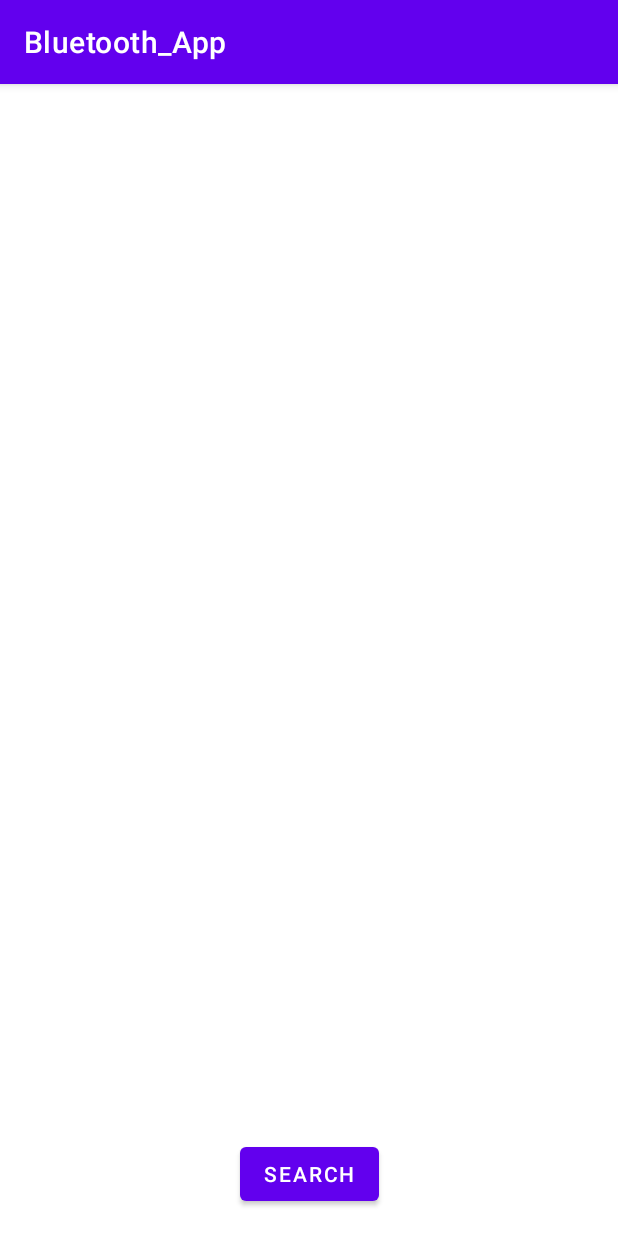
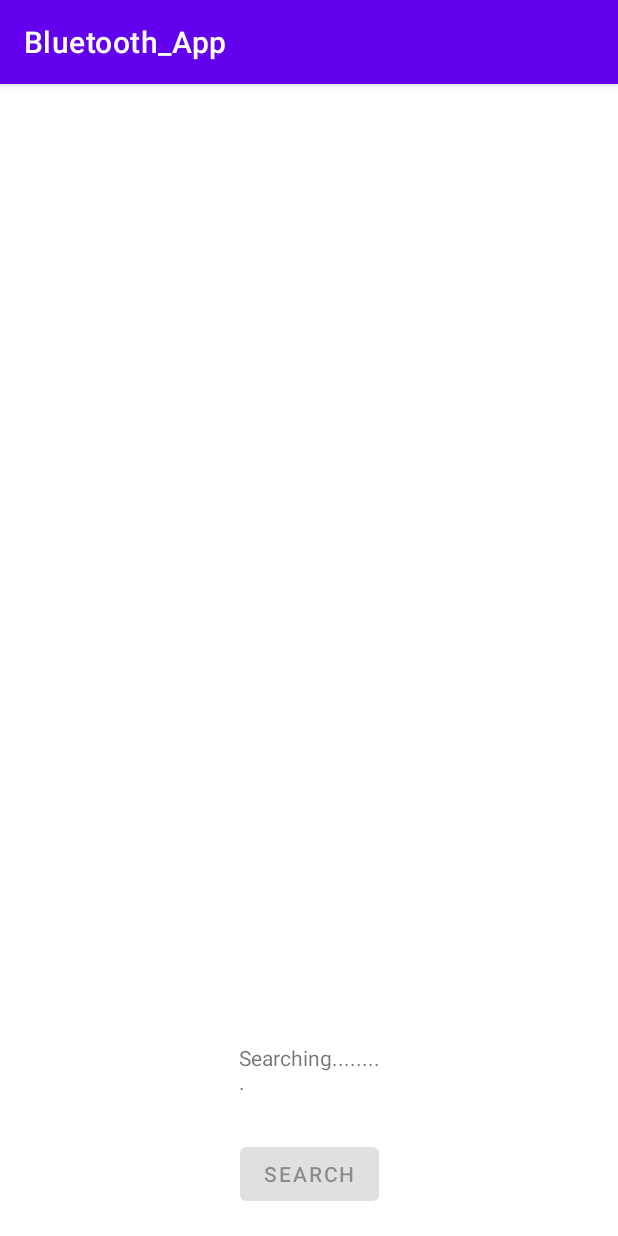
Before and after one commit to satyamgupta0202/Bluetooth_App, an Android app: the screen it shows after launch (MainActivity), after a tap on "SEARCH", on a phone screen of 412 x 824 dp. Run offline under Robolectric (Android 15) with nearby library versions, the phone set to English and light mode, and no system bars.

Commit message:
General Layout Set

```diff
--- a/app/src/main/java/com/example/bluetooth_app/MainActivity.java
+++ b/app/src/main/java/com/example/bluetooth_app/MainActivity.java
@@ -2,13 +2,32 @@ package com.example.bluetooth_app;
 
 import androidx.appcompat.app.AppCompatActivity;
 
+import android.bluetooth.BluetoothAdapter;
 import android.os.Bundle;
+import android.view.View;
+import android.widget.Button;
+import android.widget.ListView;
+import android.widget.TextView;
 
 public class MainActivity extends AppCompatActivity {
+
+    TextView status;
+    ListView listView;
+    Button search;
+    BluetoothAdapter bluetooth;
+    public void searchclicked (View view){
+        status.setText("Searching.........");
+        search.setEnabled(false);
+    }
+
 
     @Override
     protected void onCreate(Bundle savedInstanceState) {
         super.onCreate(savedInstanceState);
         setContentView(R.layout.activity_main);
+
+        listView = findViewById(R.id.list_view);
+        status = findViewById(R.id.status);
+        search = findViewById(R.id.search);
     }
 }
--- a/app/src/main/res/layout/activity_main.xml
+++ b/app/src/main/res/layout/activity_main.xml
@@ -11,7 +11,7 @@
         android:layout_width="wrap_content"
         android:layout_height="wrap_content"
         android:layout_marginBottom="17dp"
-        android:onClick="NearDevices"
+        android:onClick="searchclicked"
         android:text="SEARCH"
         app:layout_constraintBottom_toBottomOf="parent"
         app:layout_constraintEnd_toEndOf="parent"
```
